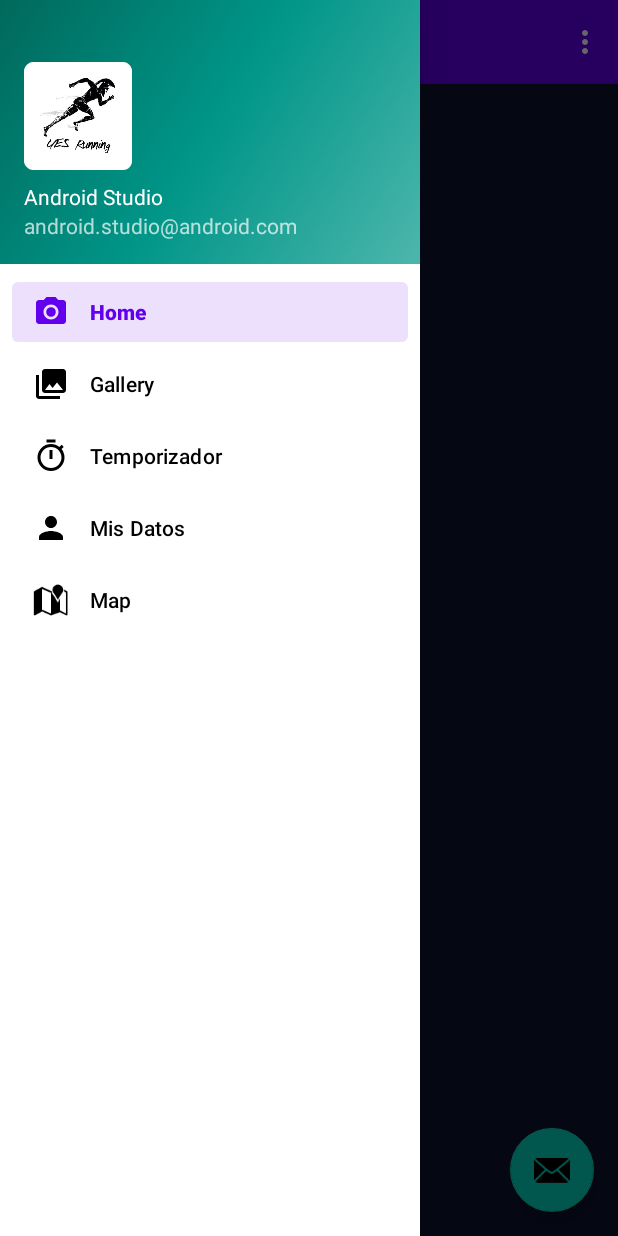
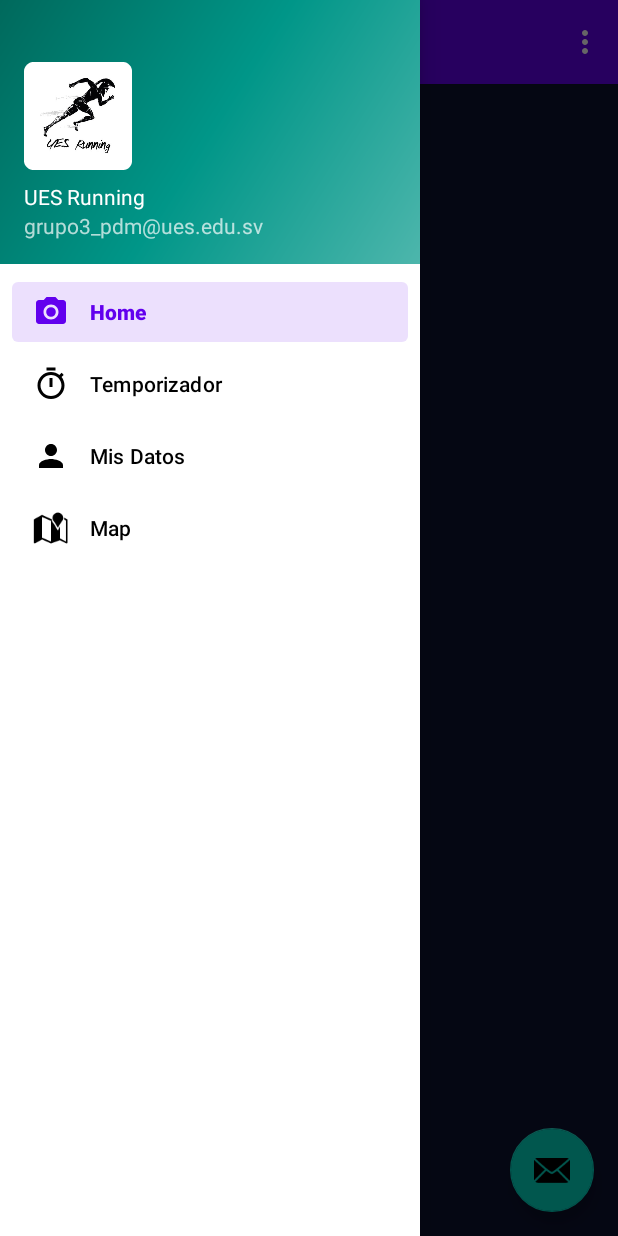
Before and after one commit to Edenilson-Molina/UESRunning, an Android app: the screen it shows after launch (MainActivity), with the side drawer open, on a phone screen of 412 x 824 dp. Run offline under Robolectric (Android 15) with nearby library versions, the phone set to English and light mode, and no system bars; our stand-ins replace navigation-ui.

Commit message:
fix interfaces drawer

```diff
--- a/app/src/main/java/sv/edu/ues/fia/eisi/uesrunning/MainActivity.java
+++ b/app/src/main/java/sv/edu/ues/fia/eisi/uesrunning/MainActivity.java
@@ -53,7 +53,7 @@ public class MainActivity extends AppCompatActivity {
         // Passing each menu ID as a set of Ids because each
         // menu should be considered as top level destinations.
         mAppBarConfiguration = new AppBarConfiguration.Builder(
-                R.id.nav_home, R.id.nav_gallery, R.id.nav_temporizador, R.id.nav_misdatos,R.id.nav_map2)
+                R.id.nav_home, R.id.nav_temporizador, R.id.nav_misdatos,R.id.nav_map2)
                 .setOpenableLayout(drawer)
                 .build();
         NavController navController = Navigation.findNavController(this, R.id.nav_host_fragment_content_main);
--- a/app/src/main/res/menu/activity_main_drawer.xml
+++ b/app/src/main/res/menu/activity_main_drawer.xml
@@ -8,10 +8,6 @@
             android:id="@+id/nav_home"
             android:icon="@drawable/ic_menu_camera"
             android:title="@string/menu_home" />
-        <item
-            android:id="@+id/nav_gallery"
-            android:icon="@drawable/ic_menu_gallery"
-            android:title="@string/menu_gallery" />
         <item
             android:id="@+id/nav_temporizador"
             android:icon="@drawable/ic_menu_temporizador"
--- a/app/src/main/res/navigation/mobile_navigation.xml
+++ b/app/src/main/res/navigation/mobile_navigation.xml
@@ -10,12 +10,6 @@
         android:name="sv.edu.ues.fia.eisi.uesrunning.ui.home.HomeFragment"
         android:label="@string/menu_home"
         tools:layout="@layout/fragment_home" />
-
-    <fragment
-        android:id="@+id/nav_gallery"
-        android:name="sv.edu.ues.fia.eisi.uesrunning.ui.gallery.GalleryFragment"
-        android:label="@string/menu_gallery"
-        tools:layout="@layout/fragment_gallery" />
 
     <fragment
         android:id="@+id/nav_temporizador"
--- a/app/src/main/res/values/strings.xml
+++ b/app/src/main/res/values/strings.xml
@@ -1,7 +1,7 @@
 <resources>
     <string name="app_name">UESRunning</string>
-    <string name="nav_header_title">Android Studio</string>
-    <string name="nav_header_subtitle">android.studio@android.com</string>
+    <string name="nav_header_title">UES Running</string>
+    <string name="nav_header_subtitle">grupo3_pdm@ues.edu.sv</string>
     <string name="nav_header_desc">Navigation header</string>
     <string name="action_settings">Settings</string>
 
```
